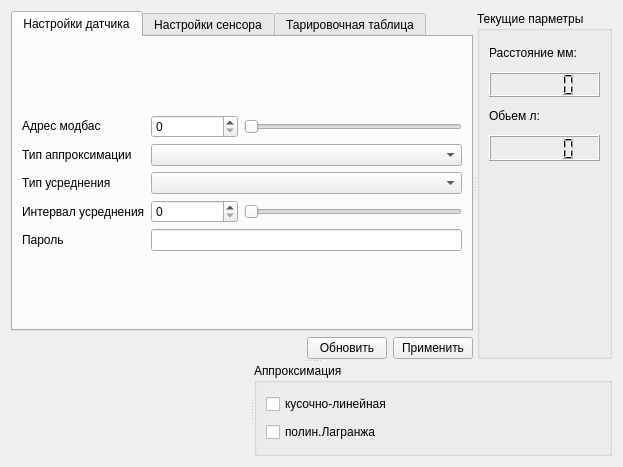
Before: the Qt Designer form mws.ui in zaitseu1994/EurosensConfig, drawn with Qt 5.
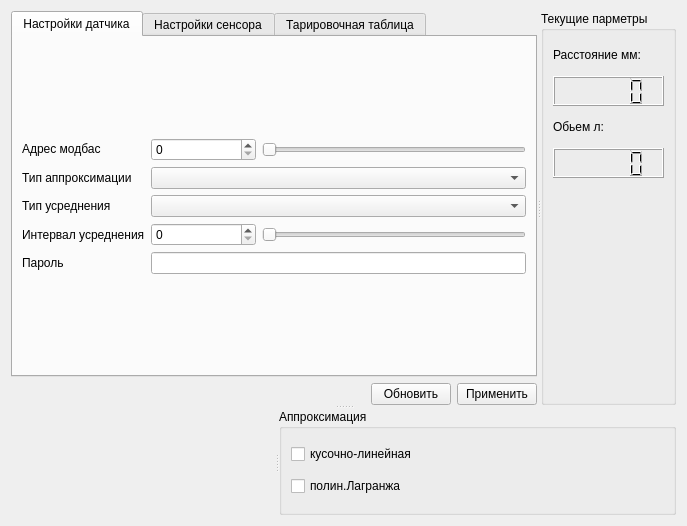
After: the same form once the commit is applied. Custom widgets are drawn as their Qt base class.

What changed in the file:
```diff
--- a/mws.ui
+++ b/mws.ui
@@ -6,8 +6,8 @@
    <rect>
     <x>0</x>
     <y>0</y>
-    <width>623</width>
-    <height>467</height>
+    <width>687</width>
+    <height>526</height>
    </rect>
   </property>
   <property name="windowTitle">
@@ -620,18 +620,6 @@
       </widget>
      </widget>
      <widget class="QSplitter" name="splitter_2">
-      <property name="frameShape">
-       <enum>QFrame::NoFrame</enum>
-      </property>
-      <property name="frameShadow">
-       <enum>QFrame::Plain</enum>
-      </property>
-      <property name="lineWidth">
-       <number>1</number>
-      </property>
-      <property name="midLineWidth">
-       <number>2</number>
-      </property>
       <property name="orientation">
        <enum>Qt::Horizontal</enum>
       </property>
```
